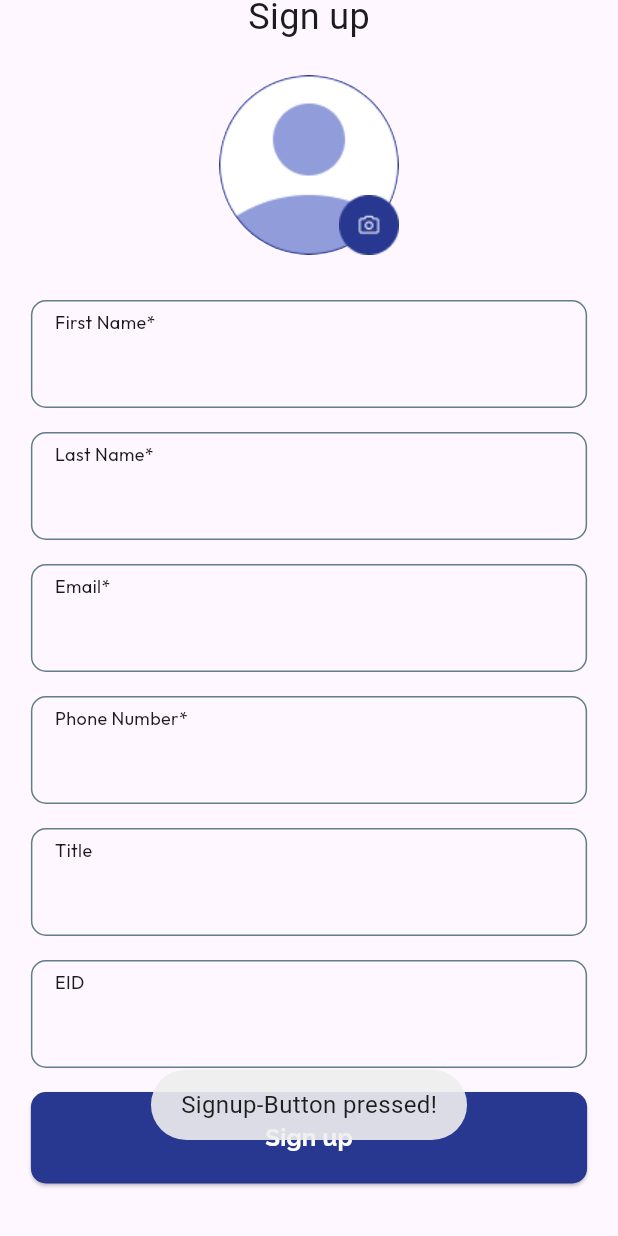
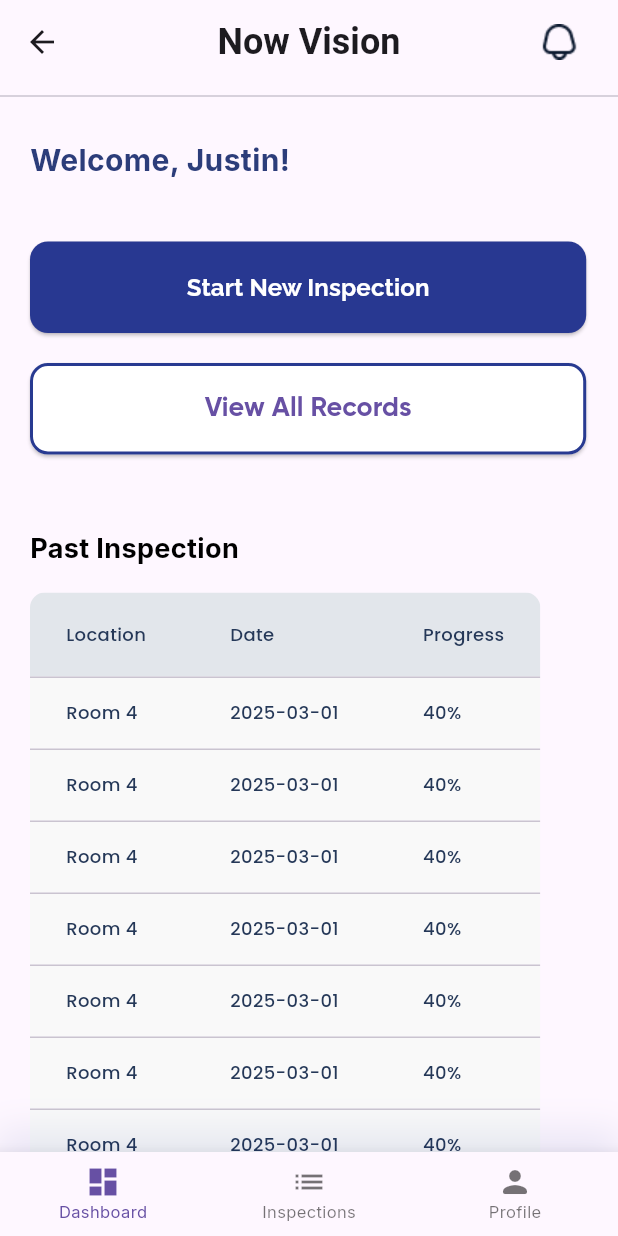
Before and after one commit to Yashgowda24/now_visionApp, a Flutter app: the screen it shows after launch, scrolled down 153 dp, after a tap on "Sign up", on a phone screen of 412 x 824 dp. Run offline on Flutter 3.47's test engine with Material 3 defaults, Android fonts, the phone set to English and light mode, and no system bars; our stand-ins replace fluttertoast, google_fonts, image_picker; Roboto replaces fonts that are missing (Changa, SFProDisplay).

Commit message:
designed main menu screen

```diff
--- a/lib/main.dart
+++ b/lib/main.dart
@@ -1,4 +1,5 @@
 import 'package:flutter/material.dart';
+// import 'package:now_vision/views/main_menu.dart';
 import 'package:now_vision/views/sign_up.dart';
 
 void main() {
@@ -15,6 +16,7 @@ class MyApp extends StatelessWidget {
       debugShowCheckedModeBanner: false,
       title: 'Flutter Demo',
       home: SignUpPage(),
+      // home: MainMenu(),
     );
   }
 }
--- /dev/null
+++ b/lib/views/dashboard.dart
@@ -0,0 +1,138 @@
+import 'package:flutter/material.dart';
+import 'package:flutter/widgets.dart';
+import 'package:google_fonts/google_fonts.dart';
+import 'package:now_vision/widgets/blue_button.dart';
+import 'package:now_vision/widgets/white_button.dart';
+
+class DashBoardScreen extends StatefulWidget {
+  const DashBoardScreen({super.key});
+
+  @override
+  State<DashBoardScreen> createState() => _DashBoardScreenState();
+}
+
+class _DashBoardScreenState extends State<DashBoardScreen> {
+  final List<Map<String, String>> inspections = [
+    {"location": "Room 4", "date": "2025-03-01", "progress": "40%"},
+    {"location": "Room 4", "date": "2025-03-01", "progress": "40%"},
+    {"location": "Room 4", "date": "2025-03-01", "progress": "40%"},
+    {"location": "Room 4", "date": "2025-03-01", "progress": "40%"},
+    {"location": "Room 4", "date": "2025-03-01", "progress": "40%"},
+    {"location": "Room 4", "date": "2025-03-01", "progress": "40%"},
+    {"location": "Room 4", "date": "2025-03-01", "progress": "40%"},
+  ];
+
+  @override
+  Widget build(BuildContext context) {
+    return Scaffold(
+      body: SingleChildScrollView(
+        child: Column(
+          crossAxisAlignment: CrossAxisAlignment.start,
+          children: [
+            Divider(),
+            SizedBox(
+              height: 20.0,
+            ),
+            Padding(
+              padding: EdgeInsets.symmetric(
+                horizontal: 20.0,
+              ),
+              child: Column(
+                crossAxisAlignment: CrossAxisAlignment.start,
+                children: [
+                  Text(
+                    'Welcome, Justin!',
+                    style: GoogleFonts.inter(
+                      fontSize: 20.0,
+                      color: Color.fromRGBO(44, 61, 122, 1),
+                      fontWeight: FontWeight.w700,
+                    ),
+                  ),
+                  SizedBox(
+                    height: 40.0,
+                  ),
+                  BlueColorFullWidthButton(
+                    text: 'Start New Inspection',
+                    onPressed: () {},
+                  ),
+                  SizedBox(
+                    height: 20.0,
+                  ),
+                  WhiteColorFullWidthButton(
+                    text: 'View All Records',
+                    onPressed: () {},
+                  ),
+                  SizedBox(
+                    height: 50.0,
+                  ),
+                  Text(
+                    'Past Inspection',
+                    style: GoogleFonts.inter(
+                      fontSize: 18.0,
+                      color: Color.fromRGBO(0, 0, 0, 1),
+                      fontWeight: FontWeight.w700,
+                    ),
+                  ),
+                  SizedBox(
+                    height: 16.0,
+                  ),
+                  SingleChildScrollView(
+                    scrollDirection: Axis.vertical,
+                    child: ClipRRect(
+                      borderRadius: BorderRadius.all(
+                        Radius.circular(10.0),
+                      ),
+                      child: DataTableTheme(
+                        data: DataTableThemeData(
+                          headingRowColor: MaterialStateColor.resolveWith(
+                            (states) => Color.fromRGBO(226, 230, 235, 1),
+                          ),
+                          dataRowColor: MaterialStateColor.resolveWith(
+                            (states) => Color.fromRGBO(249, 249, 249, 1),
+                          ),
+                          dataTextStyle: GoogleFonts.poppins(
+                            fontSize: 12.0,
+                            fontWeight: FontWeight.w500,
+                            color: Color.fromRGBO(37, 56, 88, 1),
+                          ),
+                          headingTextStyle: GoogleFonts.poppins(
+                            fontSize: 12.0,
+                            fontWeight: FontWeight.w500,
+                            color: Color.fromRGBO(37, 56, 88, 1),
+                          ),
+                        ),
+                        child: DataTable(
+                          columns: [
+                            DataColumn(
+                              label: Text('Location'),
+                            ),
+                            DataColumn(
+                              label: Text('Date'),
+                            ),
+                            DataColumn(
+                              label: Text('Progress'),
+                            ),
+                          ],
+                          rows: inspections.map((item) {
+                            return DataRow(cells: [
+                              DataCell(Text(item["location"]!)),
+                              DataCell(Text(item["date"]!)),
+                              DataCell(Text(item["progress"]!)),
+                            ]);
+                          }).toList(),
+                        ),
+                      ),
+                    ),
+                  ),
+                  SizedBox(
+                    height: 30.0,
+                  ),
+                ],
+              ),
+            )
+          ],
+        ),
+      ),
+    );
+  }
+}
--- /dev/null
+++ b/lib/views/inspection.dart
@@ -0,0 +1,19 @@
+import 'package:flutter/material.dart';
+
+class InspectionScreen extends StatefulWidget {
+  const InspectionScreen({super.key});
+
+  @override
+  State<InspectionScreen> createState() => _InspectionScreenState();
+}
+
+class _InspectionScreenState extends State<InspectionScreen> {
+  @override
+  Widget build(BuildContext context) {
+    return Scaffold(
+      body: Center(
+        child: Text('Inspection Screen!'),
+      ),
+    );
+  }
+}
--- /dev/null
+++ b/lib/views/main_menu.dart
@@ -0,0 +1,87 @@
+import 'package:flutter/material.dart';
+import 'package:google_fonts/google_fonts.dart';
+import 'package:now_vision/views/dashboard.dart';
+import 'package:now_vision/views/inspection.dart';
+import 'package:now_vision/views/profile.dart';
+
+class MainMenu extends StatefulWidget {
+  const MainMenu({super.key});
+
+  @override
+  State<MainMenu> createState() => _MainMenuState();
+}
+
+class _MainMenuState extends State<MainMenu> {
+  int selectedIndex = 0;
+  List pages = [DashBoardScreen(), InspectionScreen(), ProfileScreen()];
+
+  @override
+  Widget build(BuildContext context) {
+    return Scaffold(
+      appBar: AppBar(
+        title: Text(
+          'Now Vision',
+          style: GoogleFonts.changa(
+            fontSize: 24.0,
+            fontWeight: FontWeight.w600,
+          ),
+        ),
+        actions: [
+          IconButton(
+            icon: Image.asset(
+              'assets/images/bell.png',
+              width: 24.0,
+            ),
+            onPressed: () {
+              print('notifi presses!');
+            },
+          ),
+          SizedBox(
+            width: 15,
+          )
+        ],
+        centerTitle: true,
+      ),
+      body: Center(
+        child: pages[selectedIndex],
+      ),
+      bottomNavigationBar: Container(
+        decoration: BoxDecoration(
+          color: Colors.white,
+          boxShadow: [
+            BoxShadow(
+              color: Color.fromRGBO(0, 29, 129, 0.08),
+              spreadRadius: 2,
+              blurRadius: 20,
+              offset: Offset(0, -12),
+            )
+          ],
+        ),
+        child: BottomNavigationBar(
+          selectedLabelStyle: GoogleFonts.inter(
+            fontSize: 11.0,
+            color: Color.fromRGBO(40, 56, 145, 1),
+          ),
+          unselectedLabelStyle: GoogleFonts.inter(
+            fontSize: 11.0,
+            color: Color.fromRGBO(149, 151, 166, 1),
+          ),
+          onTap: (int index) {
+            setState(() {
+              selectedIndex = index;
+            });
+          },
+          currentIndex: selectedIndex,
+          items: [
+            BottomNavigationBarItem(
+                icon: Icon(Icons.dashboard), label: 'Dashboard'),
+            BottomNavigationBarItem(
+                icon: Icon(Icons.list), label: 'Inspections'),
+            BottomNavigationBarItem(
+                icon: Icon(Icons.person_rounded), label: 'Profile'),
+          ],
+        ),
+      ),
+    );
+  }
+}
--- /dev/null
+++ b/lib/views/profile.dart
@@ -0,0 +1,19 @@
+import 'package:flutter/material.dart';
+
+class ProfileScreen extends StatefulWidget {
+  const ProfileScreen({super.key});
+
+  @override
+  State<ProfileScreen> createState() => _ProfileScreenState();
+}
+
+class _ProfileScreenState extends State<ProfileScreen> {
+  @override
+  Widget build(BuildContext context) {
+    return Scaffold(
+      body: Center(
+        child: Text('Profile Screen!'),
+      ),
+    );
+  }
+}
--- a/lib/views/sign_up.dart
+++ b/lib/views/sign_up.dart
@@ -4,6 +4,9 @@ import 'package:flutter/material.dart';
 import 'package:fluttertoast/fluttertoast.dart';
 import 'package:google_fonts/google_fonts.dart';
 import 'package:image_picker/image_picker.dart';
+import 'package:now_vision/views/main_menu.dart';
+import 'package:now_vision/widgets/blue_button.dart';
+import 'package:now_vision/widgets/textfield_widget.dart';
 
 class SignUpPage extends StatefulWidget {
   const SignUpPage({super.key});
@@ -163,30 +166,16 @@ class _SignUpPageState extends State<SignUpPage> {
                   SizedBox(
                     height: 16,
                   ),
-                  ElevatedButton(
+                  BlueColorFullWidthButton(
                     onPressed: () {
-                      Fluttertoast.showToast(
-                        msg: 'Signup-Button pressed!',
-                        toastLength: Toast.LENGTH_SHORT,
-                        fontSize: 16.0,
+                      Navigator.push(
+                        context,
+                        MaterialPageRoute(
+                          builder: (context) => MainMenu(),
+                        ),
                       );
                     },
-                    style: ElevatedButton.styleFrom(
-                      backgroundColor: Color.fromRGBO(40, 56, 145, 1),
-                      minimumSize:
-                          Size(MediaQuery.of(context).size.width * 0.9, 61),
-                      shape: RoundedRectangleBorder(
-                        borderRadius: BorderRadius.circular(10),
-                      ),
-                    ),
-                    child: Text(
-                      'Sign up',
-                      style: GoogleFonts.raleway(
-                        fontSize: 16.0,
-                        fontWeight: FontWeight.w700,
-                        color: Color.fromRGBO(255, 255, 255, 1),
-                      ),
-                    ),
+                    text: 'Sign up',
                   ),
                   SizedBox(
                     height: 25,
@@ -200,53 +189,3 @@ class _SignUpPageState extends State<SignUpPage> {
     );
   }
 }
-
-class TextFieldWidget extends StatelessWidget {
-  final String text;
-  final TextEditingController controller;
-
-  TextFieldWidget({required this.text, required this.controller});
-
-  @override
-  Widget build(BuildContext context) {
-    return SizedBox(
-      width: MediaQuery.of(context).size.width * 0.9,
-      child: Container(
-        padding: EdgeInsets.only(left: 15, right: 10, top: 5),
-        decoration: BoxDecoration(
-          border: Border.all(
-            width: 1,
-            color: Colors.blueGrey,
-          ),
-          borderRadius: BorderRadius.circular(10.0),
-        ),
-        child: Column(
-          crossAxisAlignment: CrossAxisAlignment.start,
-          children: [
-            Text(
-              text,
-              style: GoogleFonts.outfit(
-                fontSize: 12.0,
-                fontWeight: FontWeight.w400,
-              ),
-            ),
-            SizedBox(
-              height: 0,
-            ),
-            TextField(
-              controller: controller,
-              style: GoogleFonts.outfit(
-                fontSize: 16.0,
-                fontWeight: FontWeight.w500,
-                color: Color.fromRGBO(0, 0, 0, 1),
-              ),
-              decoration: InputDecoration(
-                border: InputBorder.none,
-              ),
-            ),
-          ],
-        ),
-      ),
-    );
-  }
-}
--- /dev/null
+++ b/lib/widgets/blue_button.dart
@@ -0,0 +1,31 @@
+import 'package:flutter/material.dart';
+import 'package:google_fonts/google_fonts.dart';
+
+class BlueColorFullWidthButton extends StatelessWidget {
+  final String text;
+  final VoidCallback onPressed;
+
+  BlueColorFullWidthButton({required this.text, required this.onPressed});
+
+  @override
+  Widget build(BuildContext context) {
+    return ElevatedButton(
+      onPressed: onPressed,
+      style: ElevatedButton.styleFrom(
+        backgroundColor: Color.fromRGBO(40, 56, 145, 1),
+        minimumSize: Size(MediaQuery.of(context).size.width * 0.9, 61),
+        shape: RoundedRectangleBorder(
+          borderRadius: BorderRadius.circular(12),
+        ),
+      ),
+      child: Text(
+        text,
+        style: GoogleFonts.raleway(
+          fontSize: 16.0,
+          fontWeight: FontWeight.w700,
+          color: Color.fromRGBO(255, 255, 255, 1),
+        ),
+      ),
+    );
+  }
+}
--- /dev/null
+++ b/lib/widgets/textfield_widget.dart
@@ -0,0 +1,52 @@
+import 'package:flutter/material.dart';
+import 'package:google_fonts/google_fonts.dart';
+
+class TextFieldWidget extends StatelessWidget {
+  final String text;
+  final TextEditingController controller;
+
+  TextFieldWidget({required this.text, required this.controller});
+
+  @override
+  Widget build(BuildContext context) {
+    return SizedBox(
+      width: MediaQuery.of(context).size.width * 0.9,
+      child: Container(
+        padding: EdgeInsets.only(left: 15, right: 10, top: 5),
+        decoration: BoxDecoration(
+          border: Border.all(
+            width: 1,
+            color: Colors.blueGrey,
+          ),
+          borderRadius: BorderRadius.circular(10.0),
+        ),
+        child: Column(
+          crossAxisAlignment: CrossAxisAlignment.start,
+          children: [
+            Text(
+              text,
+              style: GoogleFonts.outfit(
+                fontSize: 12.0,
+                fontWeight: FontWeight.w400,
+              ),
+            ),
+            SizedBox(
+              height: 0,
+            ),
+            TextField(
+              controller: controller,
+              style: GoogleFonts.outfit(
+                fontSize: 16.0,
+                fontWeight: FontWeight.w500,
+                color: Color.fromRGBO(0, 0, 0, 1),
+              ),
+              decoration: InputDecoration(
+                border: InputBorder.none,
+              ),
+            ),
+          ],
+        ),
+      ),
+    );
+  }
+}
--- /dev/null
+++ b/lib/widgets/white_button.dart
@@ -0,0 +1,31 @@
+import 'package:flutter/material.dart';
+
+class WhiteColorFullWidthButton extends StatelessWidget {
+  final String text;
+  final VoidCallback onPressed;
+
+  WhiteColorFullWidthButton({required this.text, required this.onPressed});
+
+  @override
+  Widget build(BuildContext context) {
+    return ElevatedButton(
+      onPressed: onPressed,
+      style: ElevatedButton.styleFrom(
+        backgroundColor: Color.fromRGBO(255, 255, 255, 1),
+        minimumSize: Size(MediaQuery.of(context).size.width * 0.9, 61),
+        shape: RoundedRectangleBorder(
+          side: BorderSide(
+            width: 2.0,
+            color: Color.fromRGBO(40, 58, 145, 1),
+          ),
+          borderRadius: BorderRadius.circular(12),
+        ),
+      ),
+      child: Text(text,
+          style: TextStyle(
+            fontFamily: 'Gilroy',
+            fontSize: 18.0,
+          )),
+    );
+  }
+}
--- a/pubspec.yaml
+++ b/pubspec.yaml
@@ -37,6 +37,7 @@ dependencies:
   google_fonts: ^6.2.0
   fluttertoast: ^8.2.2
   image_picker: ^1.0.5
+  font_awesome_flutter: ^10.4.0
 
 dev_dependencies:
   flutter_test:
@@ -77,8 +78,10 @@ flutter:
   fonts:
     - family: SFProDisplay
       fonts:
-        # - asset: fonts/SFPRODISPLAYREGULAR.otf
         - asset: fonts/SFPRODISPLAYBOLD.otf
+    - family: Gilroy
+      fonts:
+        - asset: fonts/Gilroy-Bold.ttf
 
   # For details regarding fonts from package dependencies,
   # see https://flutter.dev/custom-fonts/#from-packages
```
Also changed, not shown: assets/images/bell.png (added), fonts/Gilroy-Bold.ttf (added), fonts/Gilroy-Medium.ttf (added), fonts/SFPRODISPLAYMEDIUM.OTF (deleted), fonts/SFPRODISPLAYREGULAR.OTF (deleted), pubspec.lock.
